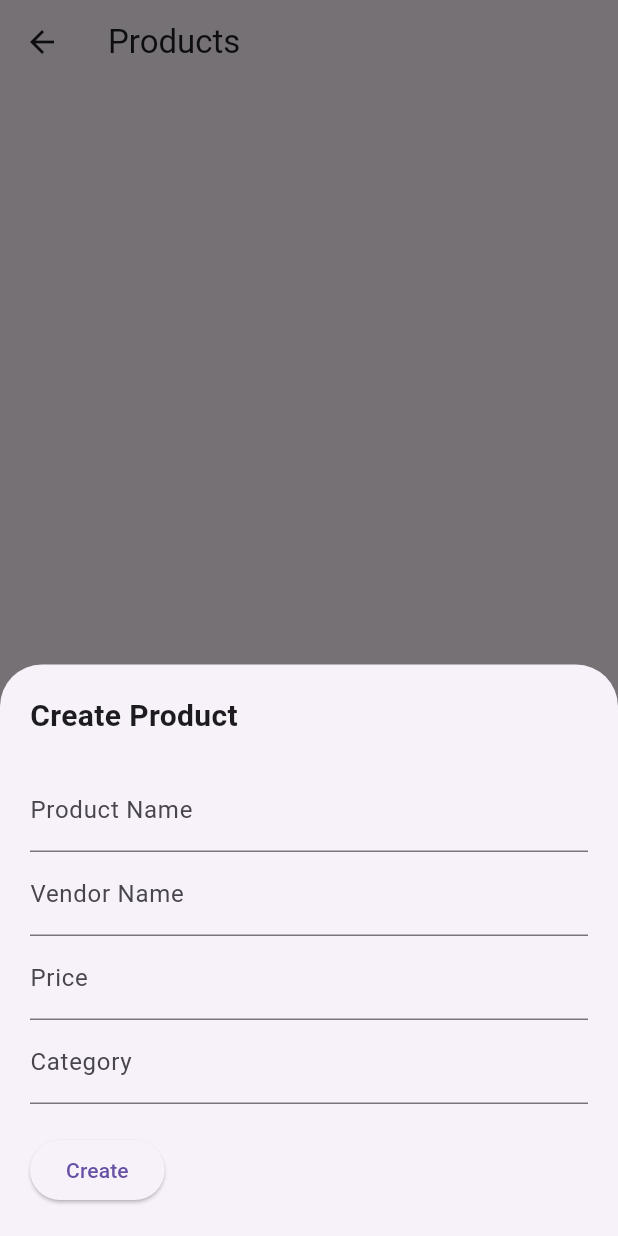
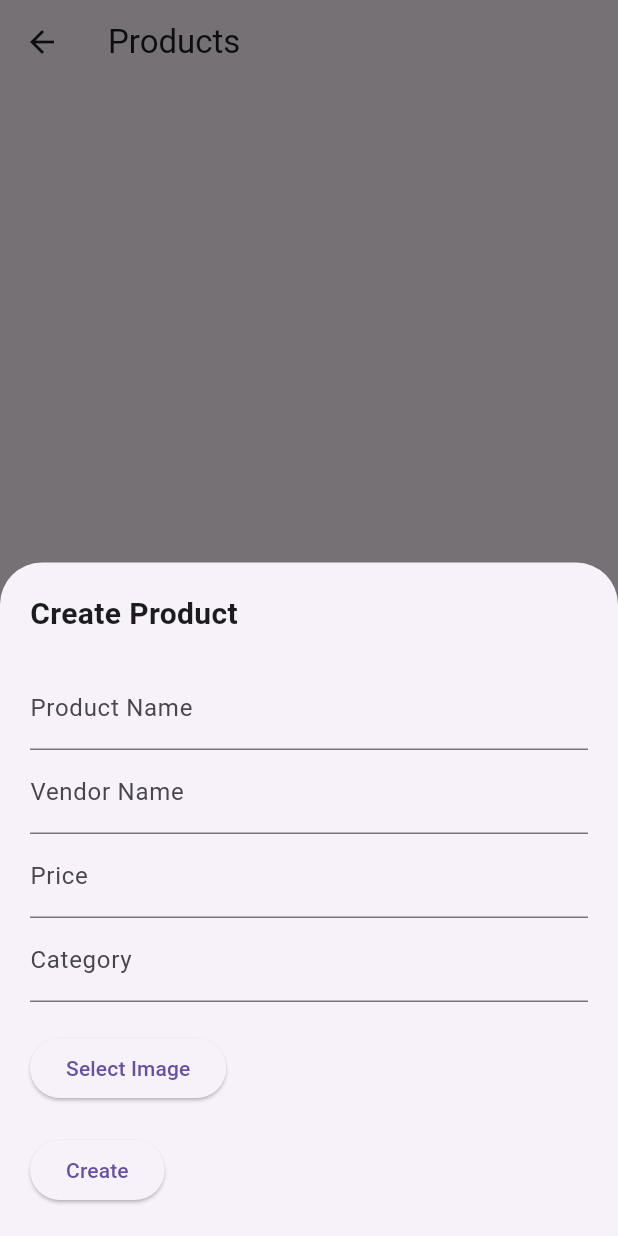
Before and after one commit to MalakTarek/FashionECommerce, a Flutter app: the ProductsPage screen opened directly, after a tap on the "add" icon, on a phone screen of 412 x 824 dp. Run offline on Flutter 3.47's test engine with Material 3 defaults, Android fonts, the phone set to English and light mode, and no system bars; our stand-ins replace cloud_firestore, firebase_auth, firebase_core, image_picker; accounts and stored records are empty.

Commit message:
Update products_page.dart

```diff
--- a/lib/products_page.dart
+++ b/lib/products_page.dart
@@ -1,4 +1,5 @@
 import 'package:flutter/material.dart';
+import 'package:image_picker/image_picker.dart';
 import 'product.dart'; // Import ProductService
 
 
@@ -74,13 +75,15 @@ class _ProductsPageState extends State<ProductsPage> {
     final TextEditingController _vendorName = TextEditingController();
     final TextEditingController _price = TextEditingController();
     final TextEditingController _category = TextEditingController();
-    //final ImagePicker _picker = ImagePicker();
+    final ImagePicker _picker = ImagePicker();
+    String? _imagePath;
 
     showModalBottomSheet(
       context: context,
       builder: (context) {
         return Container(
           padding: EdgeInsets.all(20),
+          child: SingleChildScrollView(
             child: Column(
               mainAxisSize: MainAxisSize.min,
               crossAxisAlignment: CrossAxisAlignment.start,
@@ -98,7 +101,6 @@ class _ProductsPageState extends State<ProductsPage> {
                   controller: _vendorName,
                   decoration: InputDecoration(labelText: 'Vendor Name'),
                 ),
-
                 TextField(
                   controller: _price,
                   decoration: InputDecoration(labelText: 'Price'),
@@ -111,38 +113,60 @@ class _ProductsPageState extends State<ProductsPage> {
                 SizedBox(height: 20),
                 ElevatedButton(
                   onPressed: () async {
-                  // Call createProduct method
+                    final XFile? pickedImage = await _picker.pickImage(source: ImageSource.gallery);
+                    if (pickedImage != null) {
+                      _imagePath = pickedImage.path;
+                      ScaffoldMessenger.of(context).showSnackBar(SnackBar(
+                        content: Text('Image selected: $_imagePath'),
+                        duration: Duration(seconds: 2),
+                      ));
+                    } else {
+                      print('No image selected.');
+                    }
+                  },
+                  child: Text('Select Image'),
+                ),
+                SizedBox(height: 20),
+                ElevatedButton(
+                  onPressed: () async {
+                    if (_imagePath != null) {
                       await createProduct(
                         context,
                         _productName.text.trim(),
                         _vendorName.text.trim(),
                         _category.text.trim(),
+                        _imagePath!, // Use the path of the image file as a String
                       );
+                    } else {
+                      print('No image selected.');
+                    }
                   },
                   child: Text('Create'),
                 ),
               ],
             ),
+          ),
         );
+
       },
     );
   }
+
   Future<void> createProduct(BuildContext context, String productName, String vendorName,
-      String category) async {
+      String category, String path) async {
     print(vendorName);
 
 
     Product newProduct = Product(
       name: productName,
       vendorName: vendorName,
-      image: 'image', // Use the path of the image file as a String
+      image: path, // Use the path of the image file as a String
       price: 0, // No default price
       comments: [],
       overallRating: 0.0,
-      category: category,
+      category: category, ratings: [],
     );
 
-    // Call createProduct method from ProductService
     try {
       await _productService.createProduct(newProduct);
       _refreshProducts(); // Refresh products after creating a new one
```
Lines whose indentation alone changed are shown as unchanged.
